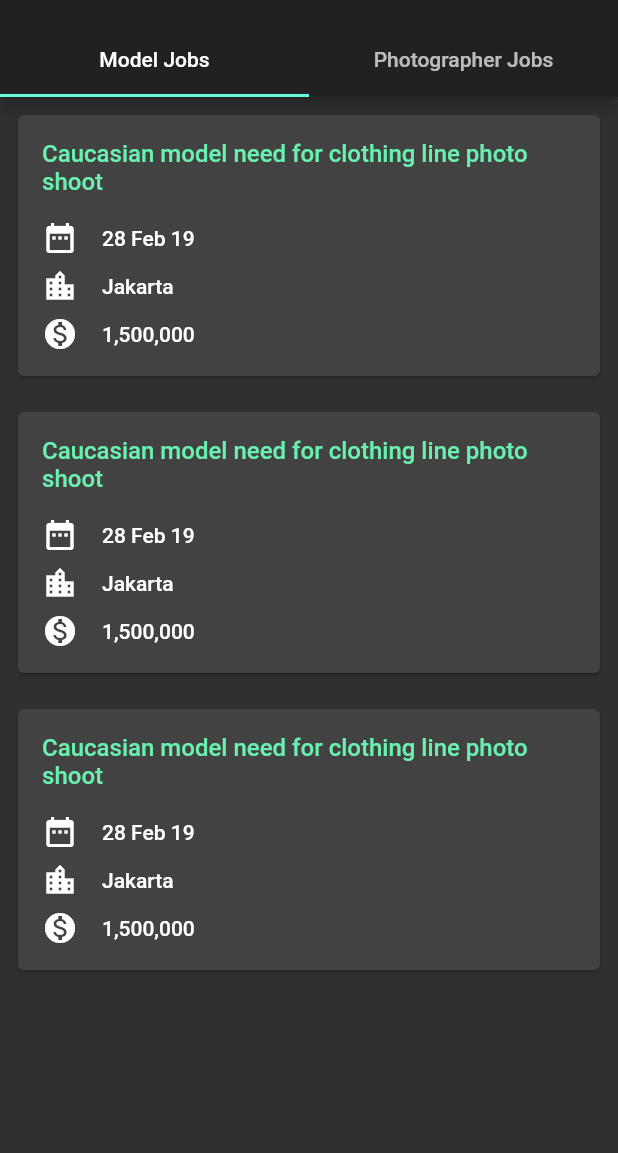
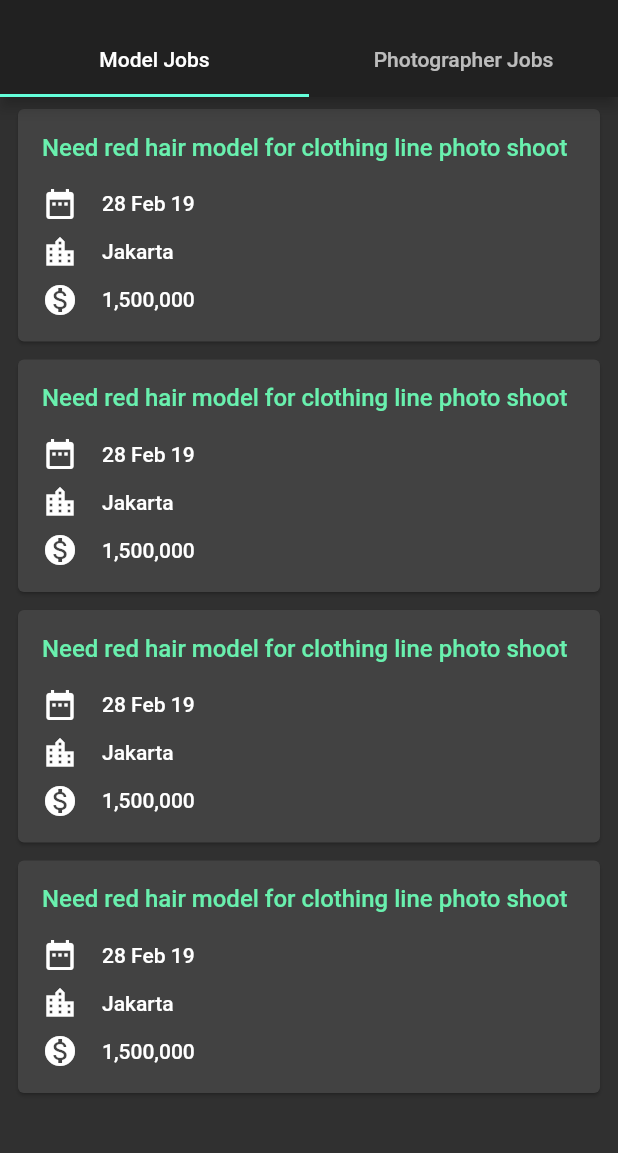
Before and after one commit to slufydufy/photogigs_flutter, a Flutter app: the JobsMain screen opened directly, on a phone screen of 412 x 824 dp, the part 59-1212 px from its top. Run offline on Flutter 3.47's test engine with Material 2 defaults, Android fonts, the light colour scheme and no system bars; our stand-ins replace carousel_pro, photo_view; network calls fail.

Commit message:
rmh190219

```diff
--- a/lib/JobsMain.dart
+++ b/lib/JobsMain.dart
@@ -45,7 +45,7 @@ class JobModel extends StatelessWidget {
     return new Container(
       // padding: EdgeInsets.only(top: 24.0, bottom: 24.0, left: 16.0, right: 16.0),
       child: new ListView.builder(
-        itemCount: 3,
+        itemCount: 4,
         itemBuilder: (context, i) {
           return JobModelRow();
         },
@@ -58,7 +58,7 @@ class JobModelRow extends StatelessWidget {
   @override
   Widget build(BuildContext context) {
     return new Container(
-      padding: EdgeInsets.all(8.0),
+      padding: EdgeInsets.only(left: 8.0, right: 8.0, top: 4.0),
       child: new Card(
           clipBehavior: Clip.antiAlias,
           child: FlatButton(
@@ -75,7 +75,7 @@ class JobModelRow extends StatelessWidget {
                   padding:
                       EdgeInsets.only(top: 16.0, left: 16.0, right: 16.0),
                   child: new Text(
-                    'Caucasian model need for clothing line photo shoot',
+                    'Need red hair model for clothing line photo shoot',
                     style: TextStyle(
                       fontSize: 16.0,
                       color: Colors.greenAccent
@@ -125,8 +125,6 @@ class JobPhotographer extends StatelessWidget {
   @override
   Widget build(BuildContext context) {
     return new Container(
-        padding:
-            EdgeInsets.only(top: 24.0, bottom: 24.0, left: 16.0, right: 16.0),
         child: new ListView.builder(
           itemCount: 4,
           itemBuilder: (context, i) {
```
Also changed, not shown: lib/PhotoGigsMain.dart (+10 -6 lines).
